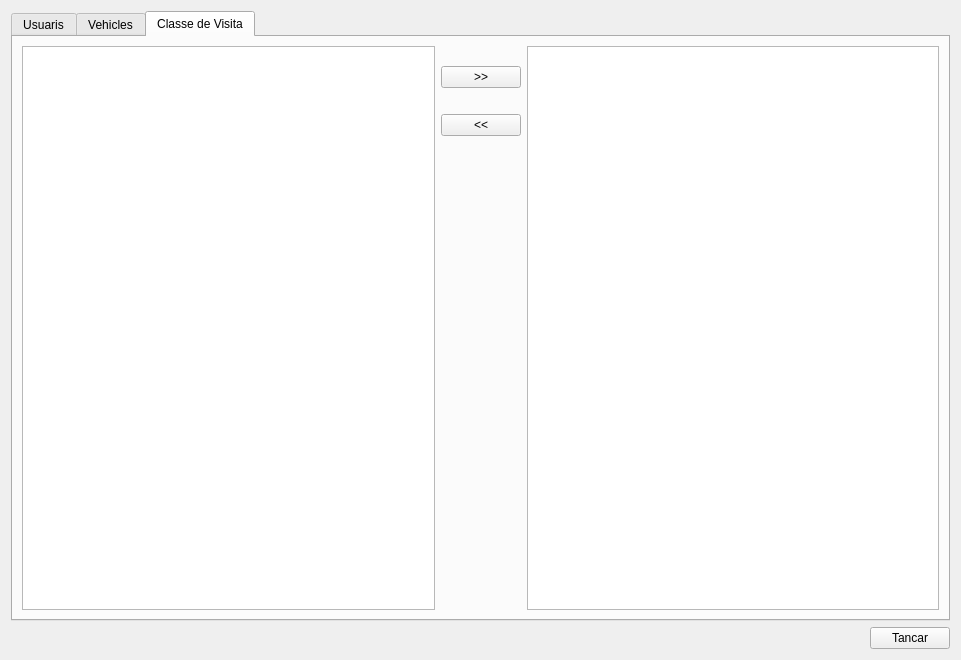
This is core/ui/toolbars/cm/team_management.ui in Giswater/giswater_qgis_plugin as Qt 5 draws it before an edit. The edited form follows.
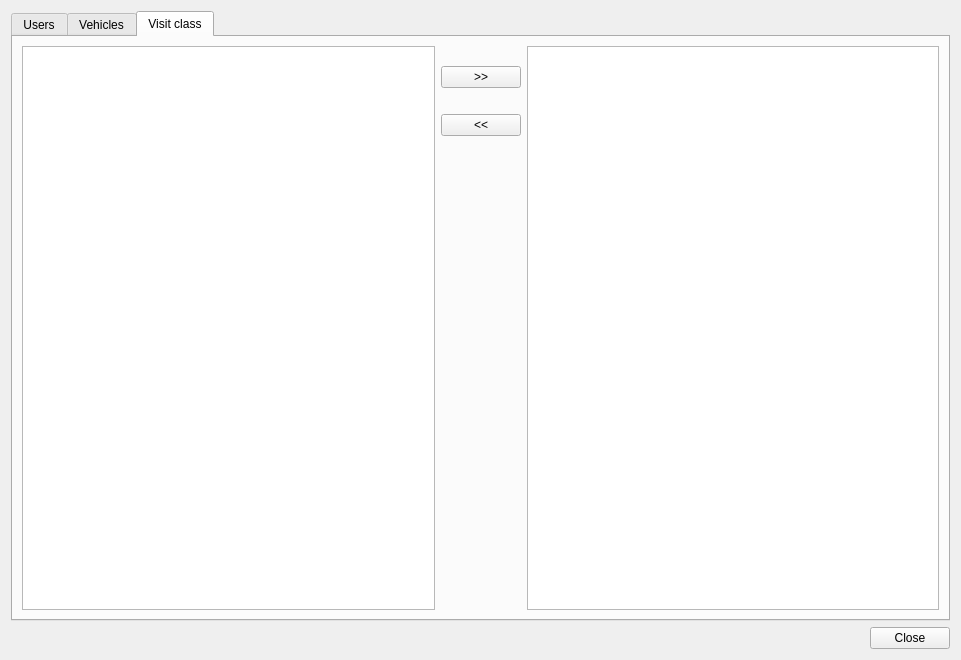
This is the edited form. The open tabs and pages were chosen to show the change.

```diff
--- a/core/ui/toolbars/cm/team_management.ui
+++ b/core/ui/toolbars/cm/team_management.ui
@@ -23,7 +23,7 @@
        </property>
        <widget class="QWidget" name="tab_user">
         <attribute name="title">
-         <string>Usuaris</string>
+         <string>Users</string>
         </attribute>
         <layout class="QGridLayout" name="gridLayout_2">
          <item row="3" column="1">
@@ -146,7 +146,7 @@
        </widget>
        <widget class="QWidget" name="tab_visit_class">
         <attribute name="title">
-         <string>Classe de Visita</string>
+         <string>Visit class</string>
         </attribute>
         <layout class="QGridLayout" name="gridLayout_4">
          <item row="0" column="1">
@@ -220,7 +220,7 @@
      <item>
       <widget class="QPushButton" name="btn_close">
        <property name="text">
-        <string>Tancar</string>
+        <string>Close</string>
        </property>
       </widget>
      </item>
```
Left out of the diff: 2 changed lines with no effect on the pictures.
